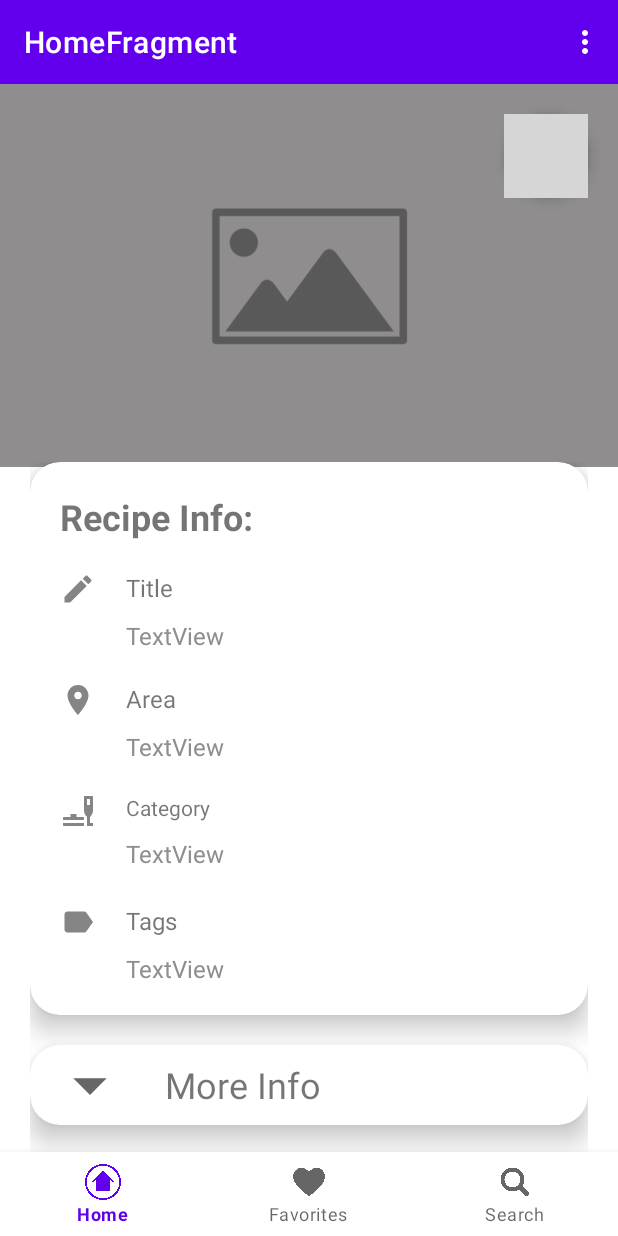
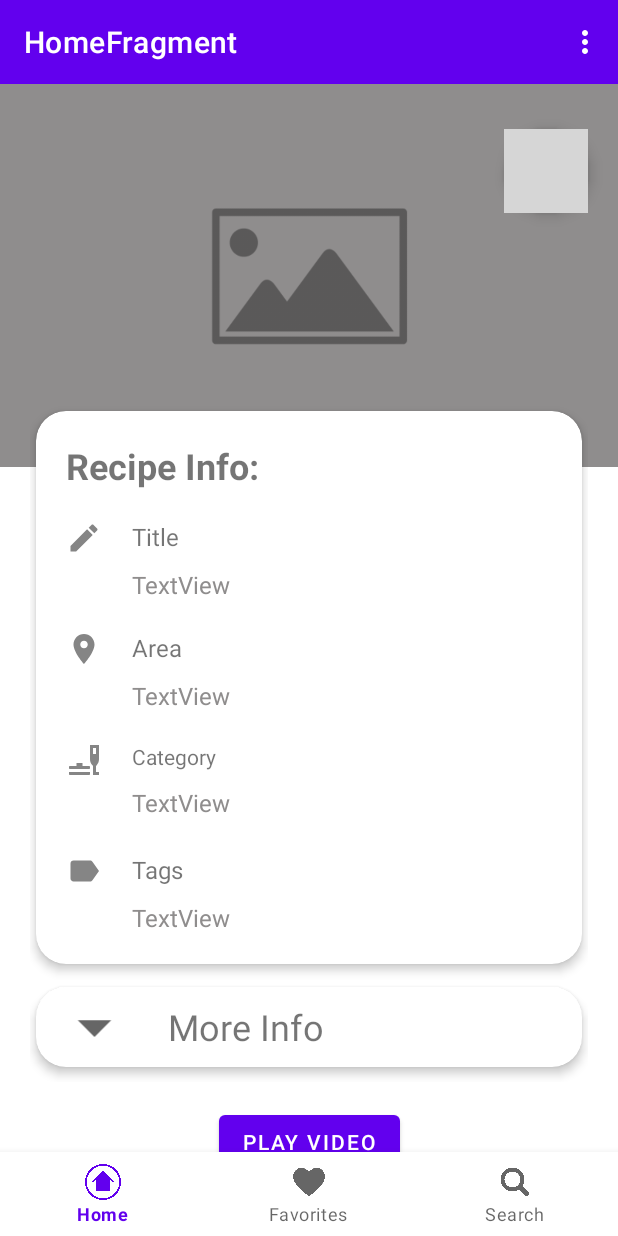
Before and after one commit to Omnyanasr/Recipe-App, an Android app: the fragment RecipeDetailFragment placed in its activity, on a phone screen of 412 x 824 dp. Run offline under Robolectric (Android 15) with nearby library versions, the phone set to English and light mode, and no system bars; our stand-ins replace Room's generated code, navigation-ui; network calls fail; pictures from the network do not load; 3 statements that could not run were skipped; grey boxes are pictures that could not be loaded.

Commit message:
edit ui for detail fragment

```diff
--- a/app/src/main/res/layout/fragment_recipe_detail.xml
+++ b/app/src/main/res/layout/fragment_recipe_detail.xml
@@ -41,7 +41,7 @@
                     android:layout_width="wrap_content"
                     android:layout_height="wrap_content"
                     android:orientation="horizontal"
-                app:layout_constraintGuide_begin="188dp"/>
+                    app:layout_constraintGuide_begin="149dp"/>
 
             <!-- Recipe Image -->
             <ImageView
@@ -65,8 +65,9 @@
                     app:srcCompat="@drawable/ic_launcher_favorite_border_foreground"
                     app:shapeAppearanceOverlay="@style/ShapeAppearanceOverlay.Myapp.Button.Rounded"
                     app:maxImageSize="40dp"
-                android:layout_marginTop="20dp"
+                    android:layout_marginTop="30dp"
                     app:layout_constraintTop_toTopOf="parent"
+                    app:backgroundTint="@color/favoriteFabColor"
                     app:layout_constraintEnd_toStartOf="@+id/guideline7"/>
 
             <!-- LinearLayout containing recipe info and ingredients -->
@@ -84,7 +85,7 @@
 
                 <include
                         android:id="@+id/recipe_card_include"
-                    layout="@layout/recipe_info_card" />
+                        layout="@layout/recipe_info_card"/>
 
                 <include
                         android:id="@+id/more_info_include"
--- a/app/src/main/res/layout/recipe_info_card.xml
+++ b/app/src/main/res/layout/recipe_info_card.xml
@@ -2,9 +2,11 @@
 <androidx.cardview.widget.CardView xmlns:android="http://schemas.android.com/apk/res/android"
                                    xmlns:app="http://schemas.android.com/apk/res-auto"
                                    xmlns:tools="http://schemas.android.com/tools" android:layout_width="match_parent"
-                                   app:cardElevation="10dp"
+                                   android:layout_marginHorizontal="4dp"
+                                   app:cardElevation="4dp"
                                    app:cardCornerRadius="20dp"
-                                   android:layout_marginBottom="20sp"
+                                   android:layout_marginTop="5dp"
+                                   android:layout_marginBottom="10dp"
                                    android:layout_height="wrap_content" android:id="@+id/recipeInfoCard">
 
     <androidx.constraintlayout.widget.ConstraintLayout
--- a/app/src/main/res/layout/recipe_ingrediants_card.xml
+++ b/app/src/main/res/layout/recipe_ingrediants_card.xml
@@ -2,9 +2,11 @@
 <androidx.cardview.widget.CardView xmlns:android="http://schemas.android.com/apk/res/android"
                                    xmlns:app="http://schemas.android.com/apk/res-auto"
                                    xmlns:tools="http://schemas.android.com/tools" android:layout_width="match_parent"
-                                   app:cardElevation="10dp"
+                                   app:cardElevation="4dp"
+                                   android:layout_marginHorizontal="4dp"
                                    app:cardCornerRadius="20dp"
-                                   android:layout_marginBottom="20sp"
+                                   android:layout_marginTop="5dp"
+                                   android:layout_marginBottom="10dp"
                                    android:layout_height="wrap_content">
     <androidx.constraintlayout.widget.ConstraintLayout
             android:layout_width="match_parent"
--- a/app/src/main/res/layout/recipe_instruction_card.xml
+++ b/app/src/main/res/layout/recipe_instruction_card.xml
@@ -2,9 +2,11 @@
 <androidx.cardview.widget.CardView xmlns:android="http://schemas.android.com/apk/res/android"
                                    xmlns:app="http://schemas.android.com/apk/res-auto"
                                    xmlns:tools="http://schemas.android.com/tools"
-                                   app:cardElevation="10dp"
+                                   app:cardElevation="4dp"
                                    app:cardCornerRadius="20dp"
-                                   android:layout_marginBottom="20sp"
+                                   android:layout_marginHorizontal="4dp"
+                                   android:layout_marginTop="5dp"
+                                   android:layout_marginBottom="10dp"
                                    android:layout_width="match_parent"
                                    android:layout_height="wrap_content">
 
--- a/app/src/main/res/layout/show_less.xml
+++ b/app/src/main/res/layout/show_less.xml
@@ -2,10 +2,12 @@
 <androidx.cardview.widget.CardView xmlns:android="http://schemas.android.com/apk/res/android"
                                    xmlns:app="http://schemas.android.com/apk/res-auto"
                                    xmlns:tools="http://schemas.android.com/tools"
-                                   app:cardElevation="10dp"
+                                   app:cardElevation="4dp"
                                    app:cardCornerRadius="20dp"
+                                   android:layout_marginHorizontal="4dp"
                                    android:foreground="?android:attr/selectableItemBackground"
-                                   android:layout_marginBottom="20sp"
+                                   android:layout_marginTop="5dp"
+                                   android:layout_marginBottom="10dp"
                                    android:layout_width="match_parent"
                                    android:layout_height="wrap_content" android:id="@+id/show_less_info_card">
     <LinearLayout
--- a/app/src/main/res/layout/show_more.xml
+++ b/app/src/main/res/layout/show_more.xml
@@ -2,9 +2,11 @@
 <androidx.cardview.widget.CardView xmlns:android="http://schemas.android.com/apk/res/android"
                                    xmlns:app="http://schemas.android.com/apk/res-auto"
                                    xmlns:tools="http://schemas.android.com/tools"
-                                   app:cardElevation="10dp"
+                                   app:cardElevation="4dp"
                                    app:cardCornerRadius="20dp"
-                                   android:layout_marginBottom="20sp"
+                                   android:layout_marginHorizontal="4dp"
+                                   android:layout_marginTop="5dp"
+                                   android:layout_marginBottom="10dp"
                                    android:foreground="?android:attr/selectableItemBackground"
                                    android:layout_width="match_parent"
                                    android:layout_height="wrap_content" android:id="@+id/show_more_card">
--- a/app/src/main/res/values/colors.xml
+++ b/app/src/main/res/values/colors.xml
@@ -16,4 +16,5 @@
     <color name="colorOnSurface">#000000</color>
     <color name="colorError">#B00020</color>
     <color name="colorOnError">#FFFFFF</color>
+    <color name="favoriteFabColor">#CAB8F8</color>
 </resources>
```
Lines whose indentation alone changed are shown as unchanged.
